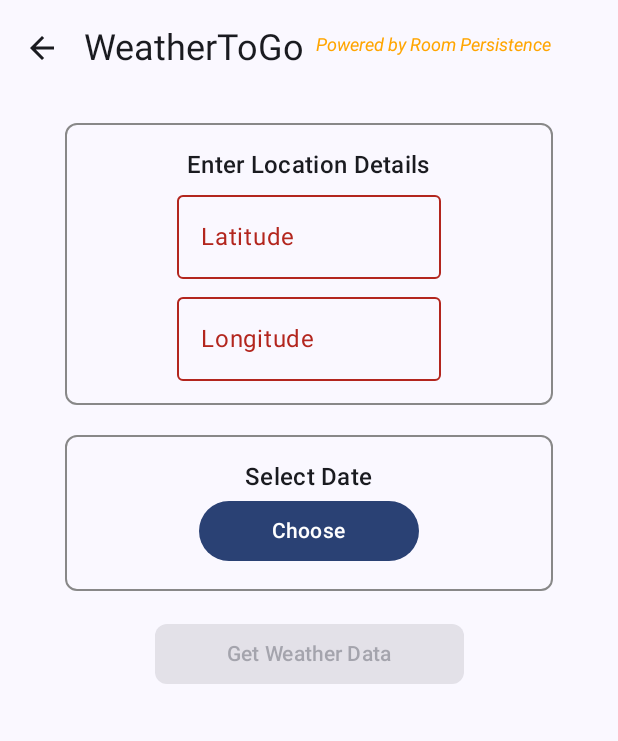
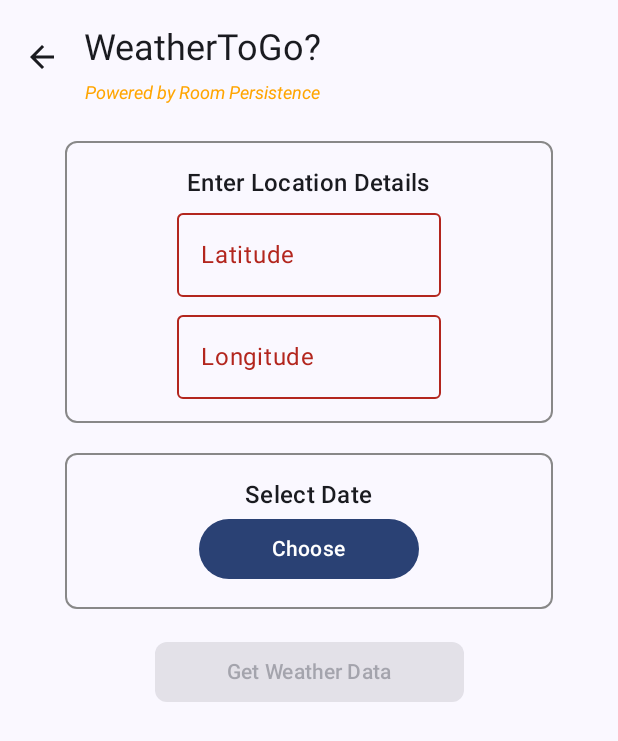
Before and after one commit to vens8/MC-Assignments, an Android app built with Jetpack Compose: the Q2Screen screen opened through its navigation route, on a phone screen of 412 x 824 dp. Shown: the top 741 px of the screen. Run offline under Robolectric (Android 15) with nearby library versions, the phone set to English and light mode, and no system bars; our stand-ins replace Room's generated code, livedata-compose.

Commit message:
minor UI changes

```diff
--- a/Assignment2/app/src/main/java/com/example/weathertogo/ui/Q1Screen.kt
+++ b/Assignment2/app/src/main/java/com/example/weathertogo/ui/Q1Screen.kt
@@ -106,7 +106,7 @@ fun Q1Screen(
     Scaffold(
         topBar = {
             TopAppBar(
-                title = { Text(text = "WeatherToGo", style = MaterialTheme.typography.headlineSmall) },
+                title = { Text(text = "WeatherToGo?", style = MaterialTheme.typography.headlineSmall) },
                 navigationIcon = {
                     IconButton(onClick = { navController.navigate("landingScreen") }) {
                         Icon(Icons.AutoMirrored.Filled.ArrowBack, contentDescription = "Back")
--- a/Assignment2/app/src/main/java/com/example/weathertogo/ui/Q2Screen.kt
+++ b/Assignment2/app/src/main/java/com/example/weathertogo/ui/Q2Screen.kt
@@ -112,14 +112,15 @@ fun Q2Screen(
         topBar = {
             TopAppBar(
                 title = {
-                    Row {
-                        Text(text = "WeatherToGo", style = MaterialTheme.typography.headlineSmall)
-                        Spacer(modifier = Modifier.width(8.dp)) // Add spacer for better positioning
+                    Column {
+                        Text(text = "WeatherToGo?", style = MaterialTheme.typography.headlineSmall, modifier = Modifier.padding(top = 16.dp))
+                        Spacer(modifier = Modifier.width(4.dp))
                         Text(
                             text = "Powered by Room Persistence",
                             fontStyle = FontStyle.Italic,
                             fontSize = 12.sp,
-                            color = Color(0xFFFFA500)
+                            color = Color(0xFFFFA500),
+                            modifier = Modifier.align(Alignment.CenterHorizontally)
                         )
                     }
                 },
```
